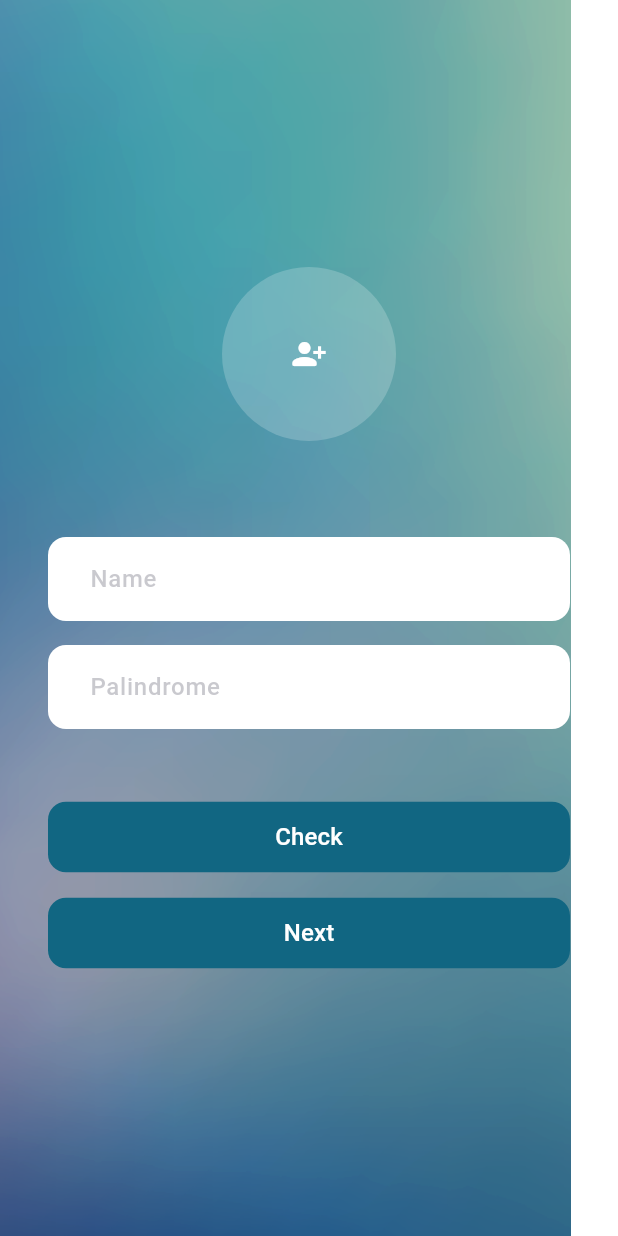
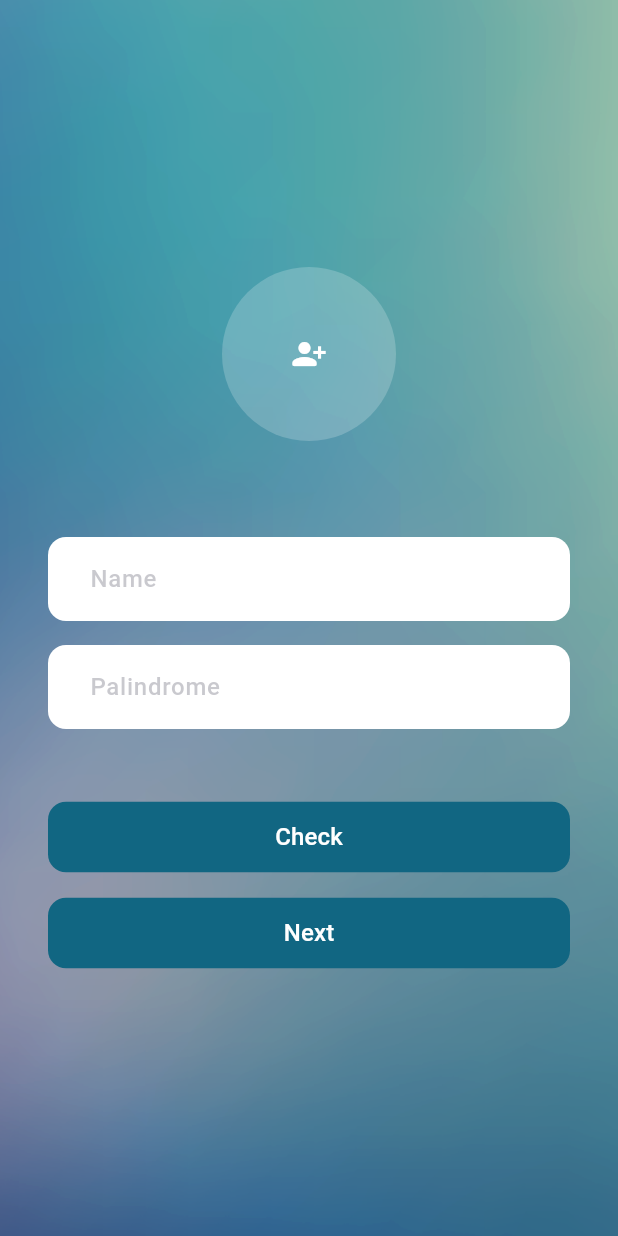
Before and after one commit to whoisgalih/suitmedia_test, a Flutter app: the screen it shows after launch, on a phone screen of 412 x 824 dp. Run offline on Flutter 3.47's test engine with Material 3 defaults, Android fonts, the phone set to English and light mode, and no system bars; our stand-ins replace dartz, dio; accounts and stored records are empty; Roboto replaces fonts that are missing (Poppins).

```diff
--- a/lib/features/palindrome/presentation/pages/palindrome_page.dart
+++ b/lib/features/palindrome/presentation/pages/palindrome_page.dart
@@ -13,6 +13,8 @@ class PalindromePage extends StatelessWidget {
         Image(
           image: AssetImage("assets/images/background@3x.png"),
           fit: BoxFit.cover,
+          width: double.infinity,
+          height: double.infinity,
         ),
         Scaffold(
           backgroundColor: Colors.transparent,
--- a/lib/features/palindrome/presentation/widgets/palindrome_widget.dart
+++ b/lib/features/palindrome/presentation/widgets/palindrome_widget.dart
@@ -13,7 +13,8 @@ class PalindromeWidget extends StatelessWidget {
     PalindromeProvider palindromeProvider =
         Provider.of<PalindromeProvider>(context, listen: false);
     NameProvider nameProvider = Provider.of<NameProvider>(context);
-    return Container(
+    return SingleChildScrollView(
+      child: Container(
         margin: const EdgeInsets.all(32),
         child: Column(
           mainAxisAlignment: MainAxisAlignment.center,
@@ -81,6 +82,7 @@ class PalindromeWidget extends StatelessWidget {
             ),
           ],
         ),
+      ),
     );
   }
 }
--- a/lib/features/users_list/presentation/widgets/user_list_widget.dart
+++ b/lib/features/users_list/presentation/widgets/user_list_widget.dart
@@ -62,6 +62,7 @@ class _UserListWidgetState extends State<UserListWidget> {
         await userListProvider.reset();
       },
       child: ListView.builder(
+        controller: _scrollController,
         itemCount: userListProvider.users.length,
         itemBuilder: (context, index) {
           if (index == userListProvider.users.length) {
```
Lines whose indentation alone changed are shown as unchanged.
